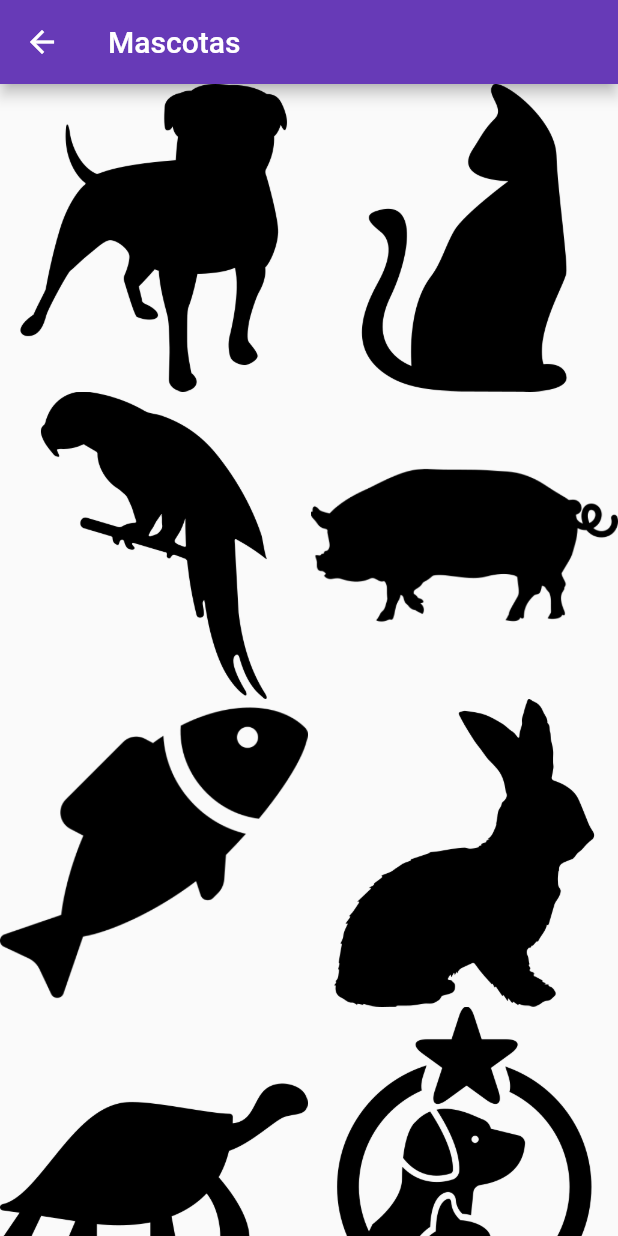
After one commit to m60miguel/NewbiePets, a Flutter app: the screen it shows after launch, in the side drawer, after a tap on "Mascotas", on a phone screen of 412 x 824 dp. The commit adds this screen. Run offline on Flutter 3.47's test engine with Material 2 defaults, Android fonts, the phone set to English and light mode, and no system bars.

Commit message:
Creation Pets Page flutter.

```diff
--- a/newbiepets_flutter/lib/main.dart
+++ b/newbiepets_flutter/lib/main.dart
@@ -1,6 +1,7 @@
 import 'package:flutter/foundation.dart';
 import 'package:flutter/material.dart';
 import 'package:newbiepets_flutter/pages/settings.dart';
+import 'package:newbiepets_flutter/pages/pets.dart';
 
 
 void main() => runApp(MyApp());
@@ -38,6 +39,10 @@ class HomePage extends StatelessWidget {
             new ListTile(
               title: new Text("Mascotas"),
               trailing: new Icon(Icons.pets),
+              onTap: (){
+                Navigator.push(context, MaterialPageRoute(builder: (context)=>PetsPage()),
+                );
+              }
             ),
             new ListTile(
               title: new Text("Mapa"),
@@ -54,7 +59,7 @@ class HomePage extends StatelessWidget {
               onTap: (){
                 Navigator.push(context, MaterialPageRoute(builder: (context)=>SettingsPage()),
                 );
-              },
+              }
             )
           ],
         ),
--- /dev/null
+++ b/newbiepets_flutter/lib/pages/pets.dart
@@ -0,0 +1,25 @@
+import 'package:flutter/material.dart';
+
+class PetsPage extends StatelessWidget {
+  @override
+  Widget build(BuildContext context) {
+    return Scaffold(
+      appBar: AppBar(
+        title: Text("Mascotas"),
+      ),
+      body: OrientationBuilder(builder: (context, orientation) {
+        return GridView.count(
+          crossAxisCount: orientation == Orientation.portrait ? 2 : 3,
+          crossAxisSpacing: 2.0,
+          children: List.generate(8, (index) {
+            return Image.asset(
+              'images/pet$index.png',
+              width: 200.0,
+              height: 200.0,
+            );
+          }),
+        );
+      }),
+    );
+  }
+}
```
Also changed, not shown: newbiepets_flutter/pubspec.yaml (+9 -0 lines), newbiepets_flutter/images/pet0.png (added), newbiepets_flutter/images/pet1.png (added), newbiepets_flutter/images/pet2.png (added), newbiepets_flutter/images/pet3.png (added), newbiepets_flutter/images/pet4.png (added), newbiepets_flutter/images/pet5.png (added), newbiepets_flutter/images/pet6.png (added), newbiepets_flutter/images/pet7.png (added).
